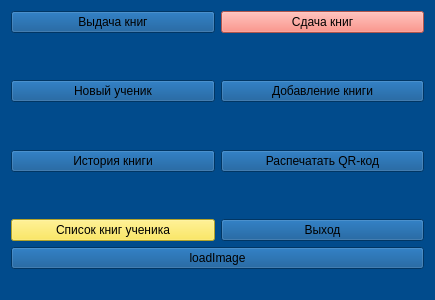
Above: mainwindow.ui from Plusers/ASL before the change. Below: the same form after it.
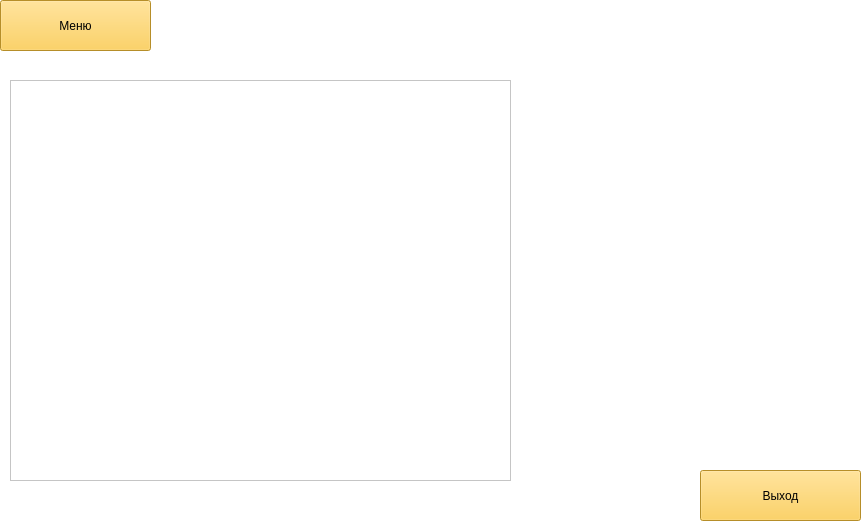
That is the form after the change.

What changed in the file:
```diff
--- a/mainwindow.ui
+++ b/mainwindow.ui
@@ -9,8 +9,8 @@
    <rect>
     <x>0</x>
     <y>0</y>
-    <width>435</width>
-    <height>300</height>
+    <width>861</width>
+    <height>525</height>
    </rect>
   </property>
   <property name="palette">
@@ -28,9 +28,9 @@
      <colorrole role="Button">
       <brush brushstyle="SolidPattern">
        <color alpha="255">
-        <red>1</red>
-        <green>75</green>
-        <blue>140</blue>
+        <red>255</red>
+        <green>255</green>
+        <blue>255</blue>
        </color>
       </brush>
      </colorrole>
@@ -109,9 +109,9 @@
      <colorrole role="Window">
       <brush brushstyle="SolidPattern">
        <color alpha="255">
-        <red>1</red>
-        <green>75</green>
-        <blue>140</blue>
+        <red>255</red>
+        <green>255</green>
+        <blue>255</blue>
        </color>
       </brush>
      </colorrole>
@@ -165,9 +165,9 @@
      <colorrole role="Button">
       <brush brushstyle="SolidPattern">
        <color alpha="255">
-        <red>1</red>
-        <green>75</green>
-        <blue>140</blue>
+        <red>255</red>
+        <green>255</green>
+        <blue>255</blue>
        </color>
       </brush>
      </colorrole>
@@ -246,9 +246,9 @@
      <colorrole role="Window">
       <brush brushstyle="SolidPattern">
        <color alpha="255">
-        <red>1</red>
-        <green>75</green>
-        <blue>140</blue>
+        <red>255</red>
+        <green>255</green>
+        <blue>255</blue>
        </color>
       </brush>
      </colorrole>
@@ -302,9 +302,9 @@
      <colorrole role="Button">
       <brush brushstyle="SolidPattern">
        <color alpha="255">
-        <red>1</red>
-        <green>75</green>
-        <blue>140</blue>
+        <red>255</red>
+        <green>255</green>
+        <blue>255</blue>
        </color>
       </brush>
      </colorrole>
@@ -374,18 +374,18 @@
      <colorrole role="Base">
       <brush brushstyle="SolidPattern">
        <color alpha="255">
-        <red>1</red>
-        <green>75</green>
-        <blue>140</blue>
+        <red>255</red>
+        <green>255</green>
+        <blue>255</blue>
        </color>
       </brush>
      </colorrole>
      <colorrole role="Window">
       <brush brushstyle="SolidPattern">
        <color alpha="255">
-        <red>1</red>
-        <green>75</green>
-        <blue>140</blue>
+        <red>255</red>
+        <green>255</green>
+        <blue>255</blue>
        </color>
       </brush>
      </colorrole>
@@ -441,1005 +441,55 @@
   <property name="windowTitle">
    <string>Школьная Автоматическая Библеотека(ASL)</string>
   </property>
+  <property name="styleSheet">
+   <string notr="true">background-color: rgb(255, 255, 255);</string>
+  </property>
   <widget class="QWidget" name="centralWidget">
-   <layout class="QVBoxLayout" name="verticalLayout_3">
-    <item>
-     <layout class="QGridLayout" name="gridLayout">
-      <item row="0" column="0">
-       <layout class="QVBoxLayout" name="verticalLayout">
-        <item>
-         <widget class="QPushButton" name="pushButton">
-          <property name="text">
-           <string>Выдача книг</string>
-          </property>
-         </widget>
-        </item>
-        <item>
-         <spacer name="verticalSpacer">
-          <property name="orientation">
-           <enum>Qt::Vertical</enum>
-          </property>
-          <property name="sizeHint" stdset="0">
-           <size>
-            <width>20</width>
-            <height>40</height>
-           </size>
-          </property>
-         </spacer>
-        </item>
-        <item>
-         <widget class="QPushButton" name="pushButton_5">
-          <property name="text">
-           <string>Новый ученик</string>
-          </property>
-         </widget>
-        </item>
-        <item>
-         <spacer name="verticalSpacer_2">
-          <property name="orientation">
-           <enum>Qt::Vertical</enum>
-          </property>
-          <property name="sizeHint" stdset="0">
-           <size>
-            <width>20</width>
-            <height>40</height>
-           </size>
-          </property>
-         </spacer>
-        </item>
-        <item>
-         <widget class="QPushButton" name="pushButton_6">
-          <property name="text">
-           <string>История книги</string>
-          </property>
-         </widget>
-        </item>
-        <item>
-         <spacer name="verticalSpacer_3">
-          <property name="orientation">
-           <enum>Qt::Vertical</enum>
-          </property>
-          <property name="sizeHint" stdset="0">
-           <size>
-            <width>20</width>
-            <height>40</height>
-           </size>
-          </property>
-         </spacer>
-        </item>
-        <item>
-         <widget class="QPushButton" name="pushButton_4">
-          <property name="palette">
-           <palette>
-            <active>
-             <colorrole role="WindowText">
-              <brush brushstyle="SolidPattern">
-               <color alpha="255">
-                <red>0</red>
-                <green>0</green>
-                <blue>0</blue>
-               </color>
-              </brush>
-             </colorrole>
-             <colorrole role="Button">
-              <brush brushstyle="SolidPattern">
-               <color alpha="255">
-                <red>251</red>
-                <green>227</green>
-                <blue>56</blue>
-               </color>
-              </brush>
-             </colorrole>
-             <colorrole role="Light">
-              <brush brushstyle="SolidPattern">
-               <color alpha="255">
-                <red>255</red>
-                <green>246</green>
-                <blue>179</blue>
-               </color>
-              </brush>
-             </colorrole>
-             <colorrole role="Midlight">
-              <brush brushstyle="SolidPattern">
-               <color alpha="255">
-                <red>253</red>
-                <green>236</green>
-                <blue>117</blue>
-               </color>
-              </brush>
-             </colorrole>
-             <colorrole role="Dark">
-              <brush brushstyle="SolidPattern">
-               <color alpha="255">
-                <red>125</red>
-                <green>113</green>
-                <blue>28</blue>
-               </color>
-              </brush>
-             </colorrole>
-             <colorrole role="Mid">
-              <brush brushstyle="SolidPattern">
-               <color alpha="255">
-                <red>167</red>
-                <green>151</green>
-                <blue>37</blue>
-               </color>
-              </brush>
-             </colorrole>
-             <colorrole role="Text">
-              <brush brushstyle="SolidPattern">
-               <color alpha="255">
-                <red>0</red>
-                <green>0</green>
-                <blue>0</blue>
-               </color>
-              </brush>
-             </colorrole>
-             <colorrole role="BrightText">
-              <brush brushstyle="SolidPattern">
-               <color alpha="255">
-                <red>255</red>
-                <green>255</green>
-                <blue>255</blue>
-               </color>
-              </brush>
-             </colorrole>
-             <colorrole role="ButtonText">
-              <brush brushstyle="SolidPattern">
-               <color alpha="255">
-                <red>0</red>
-                <green>0</green>
-                <blue>0</blue>
-               </color>
-              </brush>
-             </colorrole>
-             <colorrole role="Base">
-              <brush brushstyle="SolidPattern">
-               <color alpha="255">
-                <red>255</red>
-                <green>255</green>
-                <blue>255</blue>
-               </color>
-              </brush>
-             </colorrole>
-             <colorrole role="Window">
-              <brush brushstyle="SolidPattern">
-               <color alpha="255">
-                <red>251</red>
-                <green>227</green>
-                <blue>56</blue>
-               </color>
-              </brush>
-             </colorrole>
-             <colorrole role="Shadow">
-              <brush brushstyle="SolidPattern">
-               <color alpha="255">
-                <red>0</red>
-                <green>0</green>
-                <blue>0</blue>
-               </color>
-              </brush>
-             </colorrole>
-             <colorrole role="AlternateBase">
-              <brush brushstyle="SolidPattern">
-               <color alpha="255">
-                <red>253</red>
-                <green>241</green>
-                <blue>155</blue>
-               </color>
-              </brush>
-             </colorrole>
-             <colorrole role="ToolTipBase">
-              <brush brushstyle="SolidPattern">
-               <color alpha="255">
-                <red>255</red>
-                <green>255</green>
-                <blue>220</blue>
-               </color>
-              </brush>
-             </colorrole>
-             <colorrole role="ToolTipText">
-              <brush brushstyle="SolidPattern">
-               <color alpha="255">
-                <red>0</red>
-                <green>0</green>
-                <blue>0</blue>
-               </color>
-              </brush>
-             </colorrole>
-            </active>
-            <inactive>
-             <colorrole role="WindowText">
-              <brush brushstyle="SolidPattern">
-               <color alpha="255">
-                <red>0</red>
-                <green>0</green>
-                <blue>0</blue>
-               </color>
-              </brush>
-             </colorrole>
-             <colorrole role="Button">
-              <brush brushstyle="SolidPattern">
-               <color alpha="255">
-                <red>251</red>
-                <green>227</green>
-                <blue>56</blue>
-               </color>
-              </brush>
-             </colorrole>
-             <colorrole role="Light">
-              <brush brushstyle="SolidPattern">
-               <color alpha="255">
-                <red>255</red>
-                <green>246</green>
-                <blue>179</blue>
-               </color>
-              </brush>
-             </colorrole>
-             <colorrole role="Midlight">
-              <brush brushstyle="SolidPattern">
-               <color alpha="255">
-                <red>253</red>
-                <green>236</green>
-                <blue>117</blue>
-               </color>
-              </brush>
-             </colorrole>
-             <colorrole role="Dark">
-              <brush brushstyle="SolidPattern">
-               <color alpha="255">
-                <red>125</red>
-                <green>113</green>
-                <blue>28</blue>
-               </color>
-              </brush>
-             </colorrole>
-             <colorrole role="Mid">
-              <brush brushstyle="SolidPattern">
-               <color alpha="255">
-                <red>167</red>
-                <green>151</green>
-                <blue>37</blue>
-               </color>
-              </brush>
-             </colorrole>
-             <colorrole role="Text">
-              <brush brushstyle="SolidPattern">
-               <color alpha="255">
-                <red>0</red>
-                <green>0</green>
-                <blue>0</blue>
-               </color>
-              </brush>
-             </colorrole>
-             <colorrole role="BrightText">
-              <brush brushstyle="SolidPattern">
-               <color alpha="255">
-                <red>255</red>
-                <green>255</green>
-                <blue>255</blue>
-               </color>
-              </brush>
-             </colorrole>
-             <colorrole role="ButtonText">
-              <brush brushstyle="SolidPattern">
-               <color alpha="255">
-                <red>0</red>
-                <green>0</green>
-                <blue>0</blue>
-               </color>
-              </brush>
-             </colorrole>
-             <colorrole role="Base">
-              <brush brushstyle="SolidPattern">
-               <color alpha="255">
-                <red>255</red>
-                <green>255</green>
-                <blue>255</blue>
-               </color>
-              </brush>
-             </colorrole>
-             <colorrole role="Window">
-              <brush brushstyle="SolidPattern">
-               <color alpha="255">
-                <red>251</red>
-                <green>227</green>
-                <blue>56</blue>
-               </color>
-              </brush>
-             </colorrole>
-             <colorrole role="Shadow">
-              <brush brushstyle="SolidPattern">
-               <color alpha="255">
-                <red>0</red>
-                <green>0</green>
-                <blue>0</blue>
-               </color>
-              </brush>
-             </colorrole>
-             <colorrole role="AlternateBase">
-              <brush brushstyle="SolidPattern">
-               <color alpha="255">
-                <red>253</red>
-                <green>241</green>
-                <blue>155</blue>
-               </color>
-              </brush>
-             </colorrole>
-             <colorrole role="ToolTipBase">
-              <brush brushstyle="SolidPattern">
-               <color alpha="255">
-                <red>255</red>
-                <green>255</green>
-                <blue>220</blue>
-               </color>
-              </brush>
-             </colorrole>
-             <colorrole role="ToolTipText">
-              <brush brushstyle="SolidPattern">
-               <color alpha="255">
-                <red>0</red>
-                <green>0</green>
-                <blue>0</blue>
-               </color>
-              </brush>
-             </colorrole>
-            </inactive>
-            <disabled>
-             <colorrole role="WindowText">
-              <brush brushstyle="SolidPattern">
-               <color alpha="255">
-                <red>125</red>
-                <green>113</green>
-                <blue>28</blue>
-               </color>
-              </brush>
-             </colorrole>
-             <colorrole role="Button">
-              <brush brushstyle="SolidPattern">
-               <color alpha="255">
-                <red>251</red>
-                <green>227</green>
-                <blue>56</blue>
-               </color>
-              </brush>
-             </colorrole>
-             <colorrole role="Light">
-              <brush brushstyle="SolidPattern">
-               <color alpha="255">
-                <red>255</red>
-                <green>246</green>
-                <blue>179</blue>
-               </color>
-              </brush>
-             </colorrole>
-             <colorrole role="Midlight">
-              <brush brushstyle="SolidPattern">
-               <color alpha="255">
-                <red>253</red>
-                <green>236</green>
-                <blue>117</blue>
-               </color>
-              </brush>
-             </colorrole>
-             <colorrole role="Dark">
-              <brush brushstyle="SolidPattern">
-               <color alpha="255">
-                <red>125</red>
-                <green>113</green>
-                <blue>28</blue>
-               </color>
-              </brush>
-             </colorrole>
-             <colorrole role="Mid">
-              <brush brushstyle="SolidPattern">
-               <color alpha="255">
-                <red>167</red>
-                <green>151</green>
-                <blue>37</blue>
-               </color>
-              </brush>
-             </colorrole>
-             <colorrole role="Text">
-              <brush brushstyle="SolidPattern">
-               <color alpha="255">
-                <red>125</red>
-                <green>113</green>
-                <blue>28</blue>
-               </color>
-              </brush>
-             </colorrole>
-             <colorrole role="BrightText">
-              <brush brushstyle="SolidPattern">
-               <color alpha="255">
-                <red>255</red>
-                <green>255</green>
-                <blue>255</blue>
-               </color>
-              </brush>
-             </colorrole>
-             <colorrole role="ButtonText">
-              <brush brushstyle="SolidPattern">
-               <color alpha="255">
-                <red>125</red>
-                <green>113</green>
-                <blue>28</blue>
-               </color>
-              </brush>
-             </colorrole>
-             <colorrole role="Base">
-              <brush brushstyle="SolidPattern">
-               <color alpha="255">
-                <red>251</red>
-                <green>227</green>
-                <blue>56</blue>
-               </color>
-              </brush>
-             </colorrole>
-             <colorrole role="Window">
-              <brush brushstyle="SolidPattern">
-               <color alpha="255">
-                <red>251</red>
-                <green>227</green>
-                <blue>56</blue>
-               </color>
-              </brush>
-             </colorrole>
-             <colorrole role="Shadow">
-              <brush brushstyle="SolidPattern">
-               <color alpha="255">
-                <red>0</red>
-                <green>0</green>
-                <blue>0</blue>
-               </color>
-              </brush>
-             </colorrole>
-             <colorrole role="AlternateBase">
-              <brush brushstyle="SolidPattern">
-               <color alpha="255">
-                <red>251</red>
-                <green>227</green>
-                <blue>56</blue>
-               </color>
-              </brush>
-             </colorrole>
-             <colorrole role="ToolTipBase">
-              <brush brushstyle="SolidPattern">
-               <color alpha="255">
-                <red>255</red>
-                <green>255</green>
-                <blue>220</blue>
-               </color>
-              </brush>
-             </colorrole>
-             <colorrole role="ToolTipText">
-              <brush brushstyle="SolidPattern">
-               <color alpha="255">
-                <red>0</red>
-                <green>0</green>
-                <blue>0</blue>
-               </color>
-              </brush>
-             </colorrole>
-            </disabled>
-           </palette>
-          </property>
-          <property name="text">
-           <string>Список книг ученика</string>
-          </property>
-          <property name="default">
-           <bool>false</bool>
-          </property>
-          <property name="flat">
-           <bool>false</bool>
-          </property>
-         </widget>
-        </item>
-       </layout>
-      </item>
-      <item row="0" column="1">
-       <layout class="QVBoxLayout" name="verticalLayout_2">
-        <item>
-         <widget class="QPushButton" name="pushButton_2">
-          <property name="palette">
-           <palette>
-            <active>
-             <colorrole role="WindowText">
-              <brush brushstyle="SolidPattern">
-               <color alpha="255">
-                <red>0</red>
-                <green>0</green>
-                <blue>0</blue>
-               </color>
-              </brush>
-             </colorrole>
-             <colorrole role="Button">
-              <brush brushstyle="SolidPattern">
-               <color alpha="255">
-                <red>247</red>
-                <green>119</green>
-                <blue>106</blue>
-               </color>
-              </brush>
-             </colorrole>
-             <colorrole role="Light">
-              <brush brushstyle="SolidPattern">
-               <color alpha="255">
-                <red>255</red>
-                <green>228</green>
-                <blue>225</blue>
-               </color>
-              </brush>
-             </colorrole>
-             <colorrole role="Midlight">
-              <brush brushstyle="SolidPattern">
-               <color alpha="255">
-                <red>251</red>
-                <green>173</green>
-                <blue>165</blue>
-               </color>
-              </brush>
-             </colorrole>
-             <colorrole role="Dark">
-              <brush brushstyle="SolidPattern">
-               <color alpha="255">
-                <red>123</red>
-                <green>59</green>
-                <blue>53</blue>
-               </color>
-              </brush>
-             </colorrole>
-             <colorrole role="Mid">
-              <brush brushstyle="SolidPattern">
-               <color alpha="255">
-                <red>165</red>
-                <green>79</green>
-                <blue>70</blue>
-               </color>
-              </brush>
-             </colorrole>
-             <colorrole role="Text">
-              <brush brushstyle="SolidPattern">
-               <color alpha="255">
-                <red>0</red>
-                <green>0</green>
-                <blue>0</blue>
-               </color>
-              </brush>
-             </colorrole>
-             <colorrole role="BrightText">
-              <brush brushstyle="SolidPattern">
-               <color alpha="255">
-                <red>255</red>
-                <green>255</green>
-                <blue>255</blue>
-               </color>
-              </brush>
-             </colorrole>
-             <colorrole role="ButtonText">
-              <brush brushstyle="SolidPattern">
-               <color alpha="255">
-                <red>0</red>
-                <green>0</green>
-                <blue>0</blue>
-               </color>
-              </brush>
-             </colorrole>
-             <colorrole role="Base">
-              <brush brushstyle="SolidPattern">
-               <color alpha="255">
-                <red>255</red>
-                <green>255</green>
-                <blue>255</blue>
-               </color>
-              </brush>
-             </colorrole>
-             <colorrole role="Window">
-              <brush brushstyle="SolidPattern">
-               <color alpha="255">
-                <red>247</red>
-                <green>119</green>
-                <blue>106</blue>
-               </color>
-              </brush>
-             </colorrole>
-             <colorrole role="Shadow">
-              <brush brushstyle="SolidPattern">
-               <color alpha="255">
-                <red>0</red>
-                <green>0</green>
-                <blue>0</blue>
-               </color>
-              </brush>
-             </colorrole>
-             <colorrole role="AlternateBase">
-              <brush brushstyle="SolidPattern">
-               <color alpha="255">
-                <red>251</red>
-                <green>187</green>
-                <blue>180</blue>
-               </color>
-              </brush>
-             </colorrole>
-             <colorrole role="ToolTipBase">
-              <brush brushstyle="SolidPattern">
-               <color alpha="255">
-                <red>255</red>
-                <green>255</green>
-                <blue>220</blue>
-               </color>
-              </brush>
-             </colorrole>
-             <colorrole role="ToolTipText">
-              <brush brushstyle="SolidPattern">
-               <color alpha="255">
-                <red>0</red>
-                <green>0</green>
-                <blue>0</blue>
-               </color>
-              </brush>
-             </colorrole>
-            </active>
-            <inactive>
-             <colorrole role="WindowText">
-              <brush brushstyle="SolidPattern">
-               <color alpha="255">
-                <red>0</red>
-                <green>0</green>
-                <blue>0</blue>
-               </color>
-              </brush>
-             </colorrole>
-             <colorrole role="Button">
-              <brush brushstyle="SolidPattern">
-               <color alpha="255">
-                <red>247</red>
-                <green>119</green>
-                <blue>106</blue>
-               </color>
-              </brush>
-             </colorrole>
-             <colorrole role="Light">
-              <brush brushstyle="SolidPattern">
-               <color alpha="255">
-                <red>255</red>
-                <green>228</green>
-                <blue>225</blue>
-               </color>
-              </brush>
-             </colorrole>
-             <colorrole role="Midlight">
-              <brush brushstyle="SolidPattern">
-               <color alpha="255">
-                <red>251</red>
-                <green>173</green>
-                <blue>165</blue>
-               </color>
-              </brush>
-             </colorrole>
-             <colorrole role="Dark">
-              <brush brushstyle="SolidPattern">
-               <color alpha="255">
-                <red>123</red>
-                <green>59</green>
-                <blue>53</blue>
-               </color>
-              </brush>
-             </colorrole>
-             <colorrole role="Mid">
-              <brush brushstyle="SolidPattern">
-               <color alpha="255">
-                <red>165</red>
-                <green>79</green>
-                <blue>70</blue>
-               </color>
-              </brush>
-             </colorrole>
-             <colorrole role="Text">
-              <brush brushstyle="SolidPattern">
-               <color alpha="255">
-                <red>0</red>
-                <green>0</green>
-                <blue>0</blue>
-               </color>
-              </brush>
-             </colorrole>
-             <colorrole role="BrightText">
-              <brush brushstyle="SolidPattern">
-               <color alpha="255">
-                <red>255</red>
-                <green>255</green>
-                <blue>255</blue>
-               </color>
-              </brush>
-             </colorrole>
-             <colorrole role="ButtonText">
-              <brush brushstyle="SolidPattern">
-               <color alpha="255">
-                <red>0</red>
-                <green>0</green>
-                <blue>0</blue>
-               </color>
-              </brush>
-             </colorrole>
-             <colorrole role="Base">
-              <brush brushstyle="SolidPattern">
-               <color alpha="255">
-                <red>255</red>
-                <green>255</green>
-                <blue>255</blue>
-               </color>
-              </brush>
-             </colorrole>
-             <colorrole role="Window">
-              <brush brushstyle="SolidPattern">
-               <color alpha="255">
-                <red>247</red>
-                <green>119</green>
-                <blue>106</blue>
-               </color>
-              </brush>
-             </colorrole>
-             <colorrole role="Shadow">
-              <brush brushstyle="SolidPattern">
-               <color alpha="255">
-                <red>0</red>
-                <green>0</green>
-                <blue>0</blue>
-               </color>
-              </brush>
-             </colorrole>
-             <colorrole role="AlternateBase">
-              <brush brushstyle="SolidPattern">
-               <color alpha="255">
-                <red>251</red>
-                <green>187</green>
-                <blue>180</blue>
-               </color>
-              </brush>
-             </colorrole>
-             <colorrole role="ToolTipBase">
-              <brush brushstyle="SolidPattern">
-               <color alpha="255">
-                <red>255</red>
-                <green>255</green>
-                <blue>220</blue>
-               </color>
-              </brush>
-             </colorrole>
-             <colorrole role="ToolTipText">
-              <brush brushstyle="SolidPattern">
-               <color alpha="255">
-                <red>0</red>
-                <green>0</green>
-                <blue>0</blue>
-               </color>
-              </brush>
-             </colorrole>
-            </inactive>
-            <disabled>
-             <colorrole role="WindowText">
-              <brush brushstyle="SolidPattern">
-               <color alpha="255">
-                <red>123</red>
-                <green>59</green>
-                <blue>53</blue>
-               </color>
-              </brush>
-             </colorrole>
-             <colorrole role="Button">
-              <brush brushstyle="SolidPattern">
-               <color alpha="255">
-                <red>247</red>
-                <green>119</green>
-                <blue>106</blue>
-               </color>
-              </brush>
-             </colorrole>
-             <colorrole role="Light">
-              <brush brushstyle="SolidPattern">
-               <color alpha="255">
-                <red>255</red>
-                <green>228</green>
-                <blue>225</blue>
-               </color>
-              </brush>
-             </colorrole>
-             <colorrole role="Midlight">
-              <brush brushstyle="SolidPattern">
-               <color alpha="255">
-                <red>251</red>
-                <green>173</green>
-                <blue>165</blue>
-               </color>
-              </brush>
-             </colorrole>
-             <colorrole role="Dark">
-              <brush brushstyle="SolidPattern">
-               <color alpha="255">
-                <red>123</red>
-                <green>59</green>
-                <blue>53</blue>
-               </color>
-              </brush>
-             </colorrole>
-             <colorrole role="Mid">
-              <brush brushstyle="SolidPattern">
-               <color alpha="255">
-                <red>165</red>
-                <green>79</green>
-                <blue>70</blue>
-               </color>
-              </brush>
-             </colorrole>
-             <colorrole role="Text">
-              <brush brushstyle="SolidPattern">
-               <color alpha="255">
-                <red>123</red>
-                <green>59</green>
-                <blue>53</blue>
-               </color>
-              </brush>
-             </colorrole>
-             <colorrole role="BrightText">
-              <brush brushstyle="SolidPattern">
-               <color alpha="255">
-                <red>255</red>
-                <green>255</green>
-                <blue>255</blue>
-               </color>
-              </brush>
-             </colorrole>
-             <colorrole role="ButtonText">
-              <brush brushstyle="SolidPattern">
-               <color alpha="255">
-                <red>123</red>
-                <green>59</green>
-                <blue>53</blue>
-               </color>
-              </brush>
-             </colorrole>
-             <colorrole role="Base">
-              <brush brushstyle="SolidPattern">
-               <color alpha="255">
-                <red>247</red>
-                <green>119</green>
-                <blue>106</blue>
-               </color>
-              </brush>
-             </colorrole>
-             <colorrole role="Window">
-              <brush brushstyle="SolidPattern">
-               <color alpha="255">
-                <red>247</red>
-                <green>119</green>
-                <blue>106</blue>
-               </color>
-              </brush>
-             </colorrole>
-             <colorrole role="Shadow">
-              <brush brushstyle="SolidPattern">
-               <color alpha="255">
-                <red>0</red>
-                <green>0</green>
-                <blue>0</blue>
-               </color>
-              </brush>
-             </colorrole>
-             <colorrole role="AlternateBase">
-              <brush brushstyle="SolidPattern">
-               <color alpha="255">
-                <red>247</red>
-                <green>119</green>
-                <blue>106</blue>
-               </color>
-              </brush>
-             </colorrole>
-             <colorrole role="ToolTipBase">
-              <brush brushstyle="SolidPattern">
-               <color alpha="255">
-                <red>255</red>
-                <green>255</green>
-                <blue>220</blue>
-               </color>
-              </brush>
-             </colorrole>
-             <colorrole role="ToolTipText">
-              <brush brushstyle="SolidPattern">
-               <color alpha="255">
-                <red>0</red>
-                <green>0</green>
-                <blue>0</blue>
-               </color>
-              </brush>
-             </colorrole>
-            </disabled>
-           </palette>
-          </property>
-          <property name="text">
-           <string>Сдача книг</string>
-          </property>
-         </widget>
-        </item>
-        <item>
-         <spacer name="verticalSpacer_4">
-          <property name="orientation">
-           <enum>Qt::Vertical</enum>
-          </property>
-          <property name="sizeHint" stdset="0">
-           <size>
-            <width>20</width>
-            <height>40</height>
-           </size>
-          </property>
-         </spacer>
-        </item>
-        <item>
-         <widget class="QPushButton" name="pushButton_3">
-          <property name="text">
-           <string>Добавление книги</string>
-          </property>
-         </widget>
-        </item>
-        <item>
-         <spacer name="verticalSpacer_5">
-          <property name="orientation">
-           <enum>Qt::Vertical</enum>
-          </property>
-          <property name="sizeHint" stdset="0">
-           <size>
-            <width>20</width>
-            <height>40</height>
-           </size>
-          </property>
-         </spacer>
-        </item>
-        <item>
-         <widget class="QPushButton" name="pushButton_7">
-          <property name="text">
-           <string>Распечатать QR-код</string>
-          </property>
-         </widget>
-        </item>
-        <item>
-         <spacer name="verticalSpacer_6">
-          <property name="orientation">
-           <enum>Qt::Vertical</enum>
-          </property>
-          <property name="sizeHint" stdset="0">
-           <size>
-            <width>20</width>
-            <height>40</height>
-           </size>
-          </property>
-         </spacer>
-        </item>
-        <item>
-         <widget class="QPushButton" name="pushButton_8">
-          <property name="text">
-           <string>Выход</string>
-          </property>
-         </widget>
-        </item>
-       </layout>
-      </item>
-     </layout>
-    </item>
-    <item>
-     <widget class="QPushButton" name="pushButton_9">
-      <property name="text">
-       <string>loadImage</string>
-      </property>
-     </widget>
-    </item>
-    <item>
-     <widget class="QLabel" name="label">
-      <property name="text">
-       <string/>
-      </property>
-     </widget>
-    </item>
-   </layout>
+   <property name="enabled">
+    <bool>true</bool>
+   </property>
+   <widget class="QPushButton" name="menubutton">
+    <property name="geometry">
+     <rect>
+      <x>0</x>
+      <y>0</y>
+      <width>151</width>
+      <height>51</height>
+     </rect>
+    </property>
+    <property name="styleSheet">
+     <string notr="true">background-color: rgb(255, 199, 57);</string>
+    </property>
+    <property name="text">
+     <string>Меню</string>
+    </property>
+   </widget>
+   <widget class="QPushButton" name="exit_button">
+    <property name="geometry">
+     <rect>
+      <x>700</x>
+      <y>470</y>
+      <width>161</width>
+      <height>51</height>
+     </rect>
+    </property>
+    <property name="styleSheet">
+     <string notr="true">background-color: rgb(255, 199, 57);</string>
+    </property>
+    <property name="text">
+     <string>Выход</string>
+    </property>
+   </widget>
+   <widget class="QTableView" name="tableView">
+    <property name="geometry">
+     <rect>
+      <x>10</x>
+      <y>80</y>
+      <width>501</width>
+      <height>401</height>
+     </rect>
+    </property>
+   </widget>
   </widget>
  </widget>
  <layoutdefault spacing="6" margin="11"/>
```
